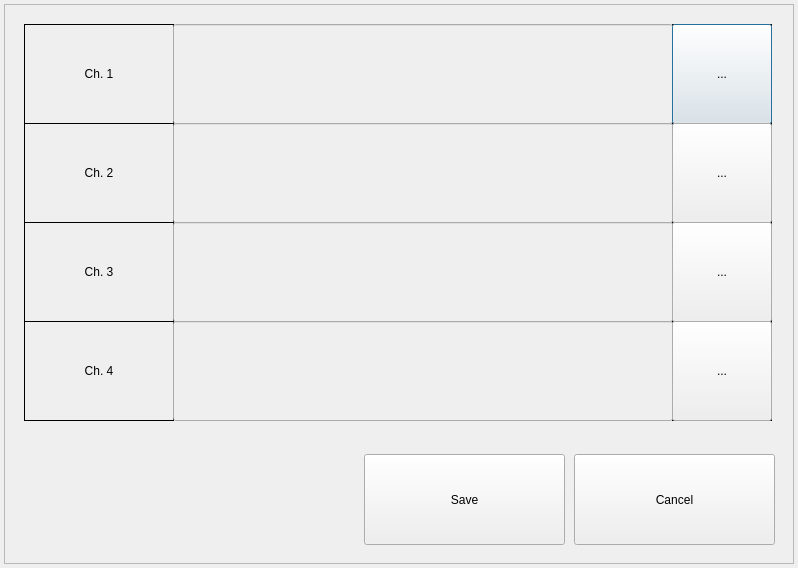
The window that gui/mainwidget/src/dvrsetup/display/cameraname/cameranamedialog.ui (yjsin-emastec/neptune) describes before a commit, drawn with Qt 5.
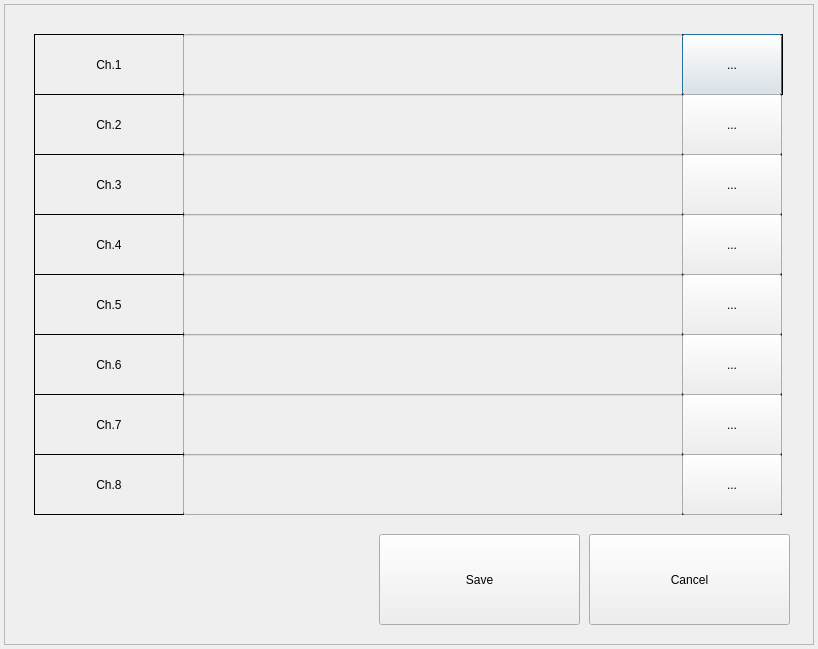
The same window after the commit.

What changed in the file:
```diff
--- a/gui/mainwidget/src/dvrsetup/display/cameraname/cameranamedialog.ui
+++ b/gui/mainwidget/src/dvrsetup/display/cameraname/cameranamedialog.ui
@@ -6,8 +6,8 @@
    <rect>
     <x>0</x>
     <y>0</y>
-    <width>798</width>
-    <height>568</height>
+    <width>818</width>
+    <height>649</height>
    </rect>
   </property>
   <property name="windowTitle">
@@ -18,8 +18,8 @@
     <rect>
      <x>4</x>
      <y>4</y>
-     <width>790</width>
-     <height>560</height>
+     <width>810</width>
+     <height>641</height>
     </rect>
    </property>
    <property name="frameShape">
@@ -31,17 +31,17 @@
    <widget class="QLabel" name="labelCameraName1">
     <property name="geometry">
      <rect>
-      <x>20</x>
-      <y>20</y>
+      <x>30</x>
+      <y>30</y>
       <width>150</width>
-      <height>100</height>
+      <height>61</height>
      </rect>
     </property>
     <property name="frameShape">
      <enum>QFrame::Box</enum>
     </property>
     <property name="text">
-     <string>Ch. 1</string>
+     <string>Ch.1</string>
     </property>
     <property name="alignment">
      <set>Qt::AlignCenter</set>
@@ -53,10 +53,10 @@
     </property>
     <property name="geometry">
      <rect>
-      <x>169</x>
-      <y>20</y>
+      <x>179</x>
+      <y>30</y>
       <width>500</width>
-      <height>100</height>
+      <height>61</height>
      </rect>
     </property>
     <property name="sizePolicy">
@@ -68,7 +68,7 @@
     <property name="minimumSize">
      <size>
       <width>0</width>
-      <height>100</height>
+      <height>0</height>
      </size>
     </property>
     <property name="alignment">
@@ -78,16 +78,16 @@
    <widget class="QPushButton" name="buttonVirtualKeyboard1">
     <property name="geometry">
      <rect>
-      <x>668</x>
-      <y>20</y>
+      <x>678</x>
+      <y>30</y>
       <width>100</width>
-      <height>100</height>
+      <height>61</height>
      </rect>
     </property>
     <property name="minimumSize">
      <size>
-      <width>100</width>
-      <height>100</height>
+      <width>0</width>
+      <height>0</height>
      </size>
     </property>
     <property name="text">
@@ -97,17 +97,17 @@
    <widget class="QLabel" name="labelCameraName2">
     <property name="geometry">
      <rect>
-      <x>20</x>
-      <y>119</y>
+      <x>30</x>
+      <y>90</y>
       <width>150</width>
-      <height>100</height>
+      <height>61</height>
      </rect>
     </property>
     <property name="frameShape">
      <enum>QFrame::Box</enum>
     </property>
     <property name="text">
-     <string>Ch. 2</string>
+     <string>Ch.2</string>
     </property>
     <property name="alignment">
      <set>Qt::AlignCenter</set>
@@ -119,16 +119,16 @@
     </property>
     <property name="geometry">
      <rect>
-      <x>169</x>
-      <y>119</y>
+      <x>179</x>
+      <y>90</y>
       <width>500</width>
-      <height>100</height>
+      <height>61</height>
      </rect>
     </property>
     <property name="minimumSize">
      <size>
       <width>0</width>
-      <height>100</height>
+      <height>0</height>
      </size>
     </property>
     <property name="alignment">
@@ -138,17 +138,17 @@
    <widget class="QLabel" name="labelCameraName3">
     <property name="geometry">
      <rect>
-      <x>20</x>
-      <y>218</y>
+      <x>30</x>
+      <y>150</y>
       <width>150</width>
-      <height>100</height>
+      <height>61</height>
      </rect>
     </property>
     <property name="frameShape">
      <enum>QFrame::Box</enum>
     </property>
     <property name="text">
-     <string>Ch. 3</string>
+     <string>Ch.3</string>
     </property>
     <property name="alignment">
      <set>Qt::AlignCenter</set>
@@ -160,16 +160,16 @@
     </property>
     <property name="geometry">
      <rect>
-      <x>169</x>
-      <y>218</y>
+      <x>179</x>
+      <y>150</y>
       <width>500</width>
-      <height>100</height>
+      <height>61</height>
      </rect>
     </property>
     <property name="minimumSize">
      <size>
       <width>0</width>
-      <height>100</height>
+      <height>0</height>
      </size>
     </property>
     <property name="alignment">
@@ -179,17 +179,17 @@
    <widget class="QLabel" name="labelCameraName4">
     <property name="geometry">
      <rect>
-      <x>20</x>
-      <y>317</y>
+      <x>30</x>
+      <y>210</y>
       <width>150</width>
-      <height>100</height>
+      <height>61</height>
      </rect>
     </property>
     <property name="frameShape">
      <enum>QFrame::Box</enum>
     </property>
     <property name="text">
-     <string>Ch. 4</string>
+     <string>Ch.4</string>
     </property>
     <property name="alignment">
      <set>Qt::AlignCenter</set>
@@ -201,16 +201,16 @@
     </property>
     <property name="geometry">
      <rect>
-      <x>169</x>
-      <y>317</y>
+      <x>179</x>
+      <y>210</y>
       <width>500</width>
-      <height>100</height>
+      <height>61</height>
      </rect>
     </property>
     <property name="minimumSize">
      <size>
       <width>0</width>
-      <height>100</height>
+      <height>0</height>
      </size>
     </property>
     <property name="alignment">
@@ -220,16 +220,16 @@
    <widget class="QPushButton" name="buttonVirtualKeyboard2">
     <property name="geometry">
      <rect>
-      <x>668</x>
-      <y>119</y>
+      <x>678</x>
+      <y>90</y>
       <width>100</width>
-      <height>100</height>
+      <height>61</height>
      </rect>
     </property>
     <property name="minimumSize">
      <size>
-      <width>100</width>
-      <height>100</height>
+      <width>0</width>
+      <height>0</height>
      </size>
     </property>
     <property name="text">
@@ -239,16 +239,16 @@
    <widget class="QPushButton" name="buttonVirtualKeyboard3">
     <property name="geometry">
      <rect>
-      <x>668</x>
-      <y>218</y>
+      <x>678</x>
+      <y>150</y>
       <width>100</width>
-      <height>100</height>
+      <height>61</height>
      </rect>
     </property>
     <property name="minimumSize">
      <size>
-      <width>100</width>
-      <height>100</height>
+      <width>0</width>
+      <height>0</height>
      </size>
     </property>
     <property name="text">
@@ -258,29 +258,29 @@
    <widget class="QPushButton" name="buttonVirtualKeyboard4">
     <property name="geometry">
      <rect>
-      <x>668</x>
-      <y>317</y>
+      <x>678</x>
+      <y>210</y>
       <width>100</width>
-      <height>100</height>
+      <height>61</height>
      </rect>
     </property>
     <property name="minimumSize">
      <size>
-      <width>100</width>
-      <height>100</height>
+      <width>0</width>
+      <height>0</height>
      </size>
     </property>
     <property name="text">
      <string>...</string>
     </property>
    </widget>
-   <widget class="QLabel" name="label">
+   <widget class="QLabel" name="labelButtonCh4">
     <property name="geometry">
      <rect>
-      <x>668</x>
-      <y>317</y>
+      <x>678</x>
+      <y>210</y>
       <width>100</width>
-      <height>100</height>
+      <height>61</height>
      </rect>
     </property>
     <property name="frameShape">
@@ -290,13 +290,13 @@
      <string/>
     </property>
    </widget>
-   <widget class="QLabel" name="label_2">
+   <widget class="QLabel" name="labelButtonCh3">
     <property name="geometry">
      <rect>
-      <x>668</x>
-      <y>218</y>
+      <x>678</x>
+      <y>150</y>
       <width>100</width>
-      <height>100</height>
+      <height>61</height>
      </rect>
     </property>
     <property name="frameShape">
@@ -306,13 +306,13 @@
      <string/>
     </property>
    </widget>
-   <widget class="QLabel" name="label_3">
+   <widget class="QLabel" name="labelButtonCh2">
     <property name="geometry">
      <rect>
-      <x>668</x>
-      <y>119</y>
+      <x>678</x>
+      <y>90</y>
       <width>100</width>
-      <height>100</height>
+      <height>61</height>
      </rect>
     </property>
     <property name="frameShape">
@@ -322,13 +322,13 @@
      <string/>
     </property>
    </widget>
-   <widget class="QLabel" name="label_4">
+   <widget class="QLabel" name="labelButtonCh1">
     <property name="geometry">
      <rect>
-      <x>668</x>
-      <y>20</y>
-      <width>100</width>
-      <height>100</height>
+      <x>678</x>
+      <y>30</y>
+      <width>101</width>
+      <height>61</height>
      </rect>
     </property>
     <property name="frameShape">
@@ -341,8 +341,8 @@
    <widget class="QPushButton" name="buttonSave">
     <property name="geometry">
      <rect>
-      <x>360</x>
-      <y>450</y>
+      <x>375</x>
+      <y>530</y>
       <width>201</width>
       <height>91</height>
      </rect>
@@ -354,8 +354,8 @@
    <widget class="QPushButton" name="buttonClose">
     <property name="geometry">
      <rect>
-      <x>570</x>
-      <y>450</y>
+      <x>585</x>
+      <y>530</y>
       <width>201</width>
       <height>91</height>
      </rect>
@@ -364,10 +364,314 @@
      <string>Cancel</string>
     </property>
    </widget>
-   <zorder>label_4</zorder>
-   <zorder>label_3</zorder>
-   <zorder>label_2</zorder>
-   <zorder>label</zorder>
+   <widget class="QLabel" name="labelCameraName5">
+    <property name="geometry">
+     <rect>
+      <x>30</x>
+      <y>270</y>
+      <width>150</width>
+      <height>61</height>
+     </rect>
+    </property>
+    <property name="frameShape">
+     <enum>QFrame::Box</enum>
+    </property>
+    <property name="text">
+     <string>Ch.5</string>
+    </property>
+    <property name="alignment">
+     <set>Qt::AlignCenter</set>
+    </property>
+   </widget>
+   <widget class="QLabel" name="labelCameraName6">
+    <property name="geometry">
+     <rect>
+      <x>30</x>
+      <y>330</y>
+      <width>150</width>
+      <height>61</height>
+     </rect>
+    </property>
+    <property name="frameShape">
+     <enum>QFrame::Box</enum>
+    </property>
+    <property name="text">
+     <string>Ch.6</string>
+    </property>
+    <property name="alignment">
+     <set>Qt::AlignCenter</set>
+    </property>
+   </widget>
+   <widget class="QLabel" name="labelCameraName7">
+    <property name="geometry">
+     <rect>
+      <x>30</x>
+      <y>390</y>
+      <width>150</width>
+      <height>61</height>
+     </rect>
+    </property>
+    <property name="frameShape">
+     <enum>QFrame::Box</enum>
+    </property>
+    <property name="text">
+     <string>Ch.7</string>
+    </property>
+    <property name="alignment">
+     <set>Qt::AlignCenter</set>
+    </property>
+   </widget>
+   <widget class="QLabel" name="labelCameraName8">
+    <property name="geometry">
+     <rect>
+      <x>30</x>
+      <y>450</y>
+      <width>150</width>
+      <height>61</height>
+     </rect>
+    </property>
+    <property name="frameShape">
+     <enum>QFrame::Box</enum>
+    </property>
+    <property name="text">
+     <string>Ch.8</string>
+    </property>
+    <property name="alignment">
+     <set>Qt::AlignCenter</set>
+    </property>
+   </widget>
+   <widget class="QLineEdit" name="lineEditName5">
+    <property name="enabled">
+     <bool>false</bool>
+    </property>
+    <property name="geometry">
+     <rect>
+      <x>179</x>
+      <y>270</y>
+      <width>500</width>
+      <height>61</height>
+     </rect>
+    </property>
+    <property name="minimumSize">
+     <size>
+      <width>0</width>
+      <height>0</height>
+     </size>
+    </property>
+    <property name="alignment">
+     <set>Qt::AlignCenter</set>
+    </property>
+   </widget>
+   <widget class="QLineEdit" name="lineEditName6">
+    <property name="enabled">
+     <bool>false</bool>
+    </property>
+    <property name="geometry">
+     <rect>
+      <x>179</x>
+      <y>330</y>
+      <width>500</width>
+      <height>61</height>
+     </rect>
+    </property>
+    <property name="minimumSize">
+     <size>
+      <width>0</width>
+      <height>0</height>
+     </size>
+    </property>
+    <property name="alignment">
+     <set>Qt::AlignCenter</set>
+    </property>
+   </widget>
+   <widget class="QLineEdit" name="lineEditName7">
+    <property name="enabled">
+     <bool>false</bool>
+    </property>
+    <property name="geometry">
+     <rect>
+      <x>179</x>
+      <y>390</y>
+      <width>500</width>
+      <height>61</height>
+     </rect>
+    </property>
+    <property name="minimumSize">
+     <size>
+      <width>0</width>
+      <height>0</height>
+     </size>
+    </property>
+    <property name="alignment">
+     <set>Qt::AlignCenter</set>
+    </property>
+   </widget>
+   <widget class="QLineEdit" name="lineEditName8">
+    <property name="enabled">
+     <bool>false</bool>
+    </property>
+    <property name="geometry">
+     <rect>
+      <x>179</x>
+      <y>450</y>
+      <width>500</width>
+      <height>61</height>
+     </rect>
+    </property>
+    <property name="minimumSize">
+     <size>
+      <width>0</width>
+      <height>0</height>
+     </size>
+    </property>
+    <property name="alignment">
+     <set>Qt::AlignCenter</set>
+    </property>
+   </widget>
+   <widget class="QLabel" name="labelButtonCh5">
+    <property name="geometry">
+     <rect>
+      <x>678</x>
+      <y>270</y>
+      <width>100</width>
+      <height>61</height>
+     </rect>
+    </property>
+    <property name="frameShape">
+     <enum>QFrame::Box</enum>
+    </property>
+    <property name="text">
+     <string/>
+    </property>
+   </widget>
+   <widget class="QLabel" name="labelButtonCh6">
+    <property name="geometry">
+     <rect>
+      <x>678</x>
+      <y>330</y>
+      <width>100</width>
+      <height>61</height>
+     </rect>
+    </property>
+    <property name="frameShape">
+     <enum>QFrame::Box</enum>
+    </property>
+    <property name="text">
+     <string/>
+    </property>
+   </widget>
+   <widget class="QLabel" name="labelButtonCh7">
+    <property name="geometry">
+     <rect>
+      <x>678</x>
+      <y>390</y>
+      <width>100</width>
+      <height>61</height>
+     </rect>
+    </property>
+    <property name="frameShape">
+     <enum>QFrame::Box</enum>
+    </property>
+    <property name="text">
+     <string/>
+    </property>
+   </widget>
+   <widget class="QLabel" name="labelButtonCh8">
+    <property name="geometry">
+     <rect>
+      <x>678</x>
+      <y>450</y>
+      <width>100</width>
+      <height>61</height>
+     </rect>
+    </property>
+    <property name="frameShape">
+     <enum>QFrame::Box</enum>
+    </property>
+    <property name="text">
+     <string/>
+    </property>
+   </widget>
+   <widget class="QPushButton" name="buttonVirtualKeyboard5">
+    <property name="geometry">
+     <rect>
+      <x>678</x>
+      <y>270</y>
+      <width>100</width>
+      <height>61</height>
+     </rect>
+    </property>
+    <property name="minimumSize">
+     <size>
+      <width>0</width>
+      <height>0</height>
+     </size>
+    </property>
+    <property name="text">
+     <string>...</string>
+    </property>
+   </widget>
+   <widget class="QPushButton" name="buttonVirtualKeyboard6">
+    <property name="geometry">
+     <rect>
+      <x>678</x>
+      <y>330</y>
+      <width>100</width>
+      <height>61</height>
+     </rect>
+    </property>
+    <property name="minimumSize">
+     <size>
+      <width>0</width>
+      <height>0</height>
+     </size>
+    </property>
+    <property name="text">
+     <string>...</string>
+    </property>
+   </widget>
+   <widget class="QPushButton" name="buttonVirtualKeyboard7">
+    <property name="geometry">
+     <rect>
+      <x>678</x>
+      <y>390</y>
+      <width>100</width>
+      <height>61</height>
+     </rect>
+    </property>
+    <property name="minimumSize">
+     <size>
+      <width>0</width>
+      <height>0</height>
+     </size>
+    </property>
+    <property name="text">
+     <string>...</string>
+    </property>
+   </widget>
+   <widget class="QPushButton" name="buttonVirtualKeyboard8">
+    <property name="geometry">
+     <rect>
+      <x>678</x>
+      <y>450</y>
+      <width>100</width>
+      <height>61</height>
+     </rect>
+    </property>
+    <property name="minimumSize">
+     <size>
+      <width>0</width>
+      <height>0</height>
+     </size>
+    </property>
+    <property name="text">
+     <string>...</string>
+    </property>
+   </widget>
+   <zorder>labelButtonCh1</zorder>
+   <zorder>labelButtonCh2</zorder>
+   <zorder>labelButtonCh3</zorder>
+   <zorder>labelButtonCh4</zorder>
    <zorder>labelCameraName1</zorder>
    <zorder>lineEditName1</zorder>
    <zorder>buttonVirtualKeyboard1</zorder>
@@ -382,6 +686,22 @@
    <zorder>buttonVirtualKeyboard4</zorder>
    <zorder>buttonSave</zorder>
    <zorder>buttonClose</zorder>
+   <zorder>labelCameraName5</zorder>
+   <zorder>labelCameraName6</zorder>
+   <zorder>labelCameraName7</zorder>
+   <zorder>labelCameraName8</zorder>
+   <zorder>lineEditName5</zorder>
+   <zorder>lineEditName6</zorder>
+   <zorder>lineEditName7</zorder>
+   <zorder>lineEditName8</zorder>
+   <zorder>labelButtonCh5</zorder>
+   <zorder>labelButtonCh6</zorder>
+   <zorder>labelButtonCh7</zorder>
+   <zorder>labelButtonCh8</zorder>
+   <zorder>buttonVirtualKeyboard5</zorder>
+   <zorder>buttonVirtualKeyboard6</zorder>
+   <zorder>buttonVirtualKeyboard7</zorder>
+   <zorder>buttonVirtualKeyboard8</zorder>
   </widget>
  </widget>
  <layoutdefault spacing="6" margin="11"/>
```
